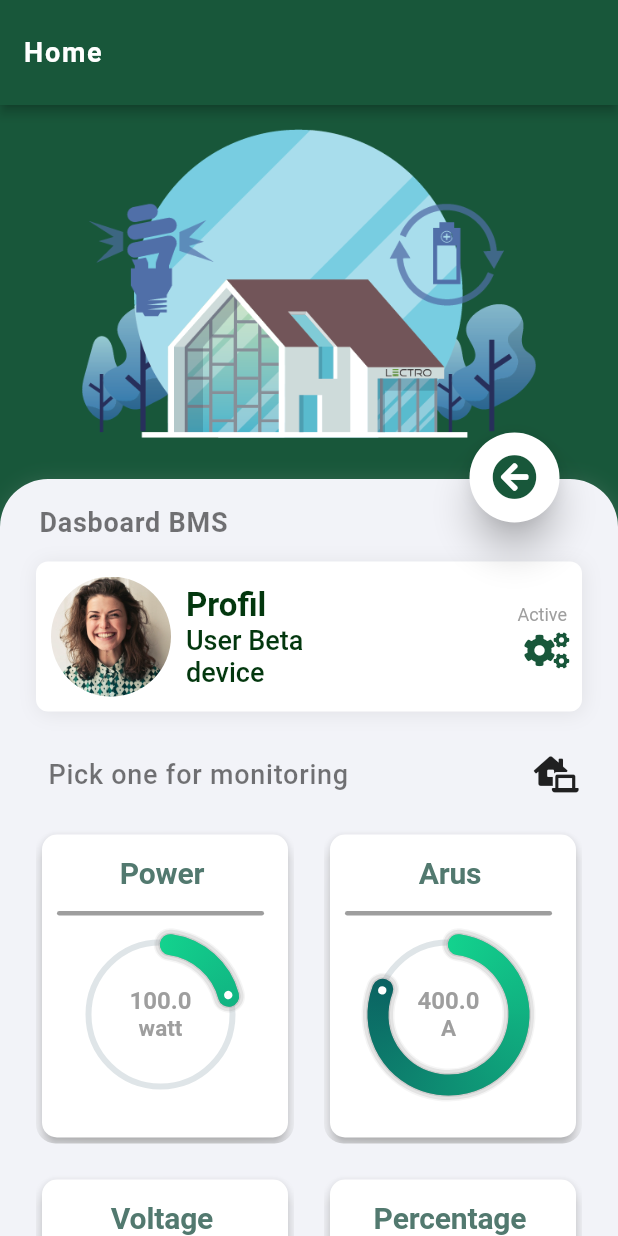
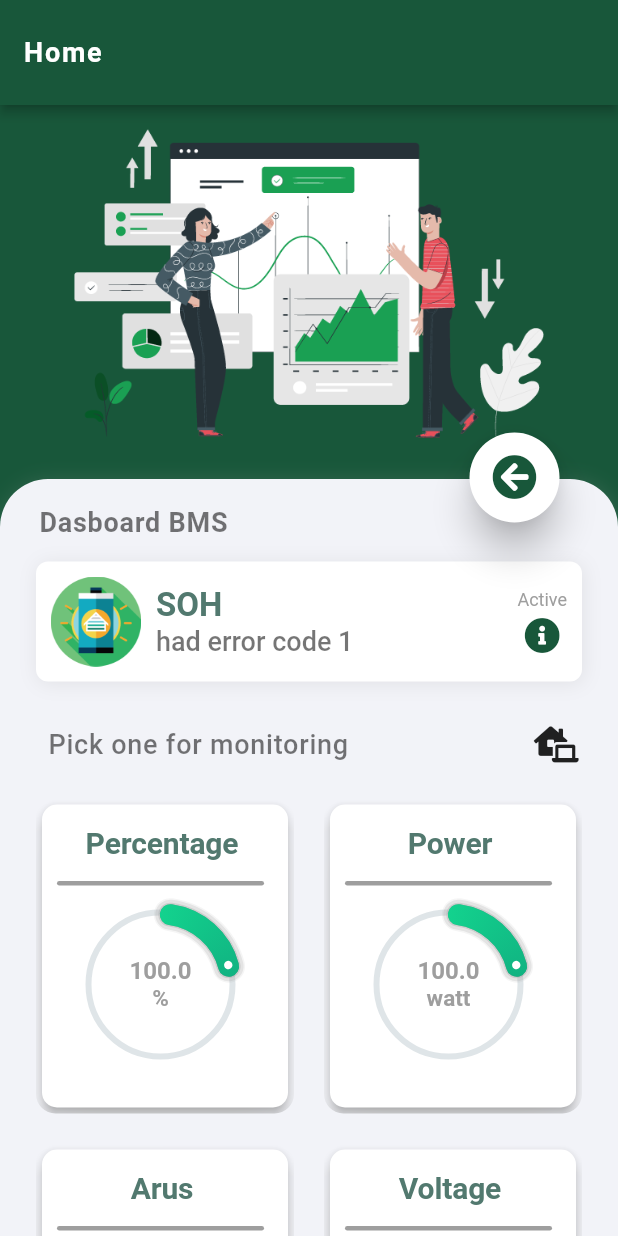
Before and after one commit to ngodings/lectro-draft, a Flutter app: the BMSHome screen opened directly, on a phone screen of 412 x 824 dp. Run offline on Flutter 3.47's test engine with Material 2 defaults, Android fonts, the phone set to English and light mode, and no system bars; our stand-ins replace awesome_dialog, convex_bottom_bar, flutter_spinbox, flutter_swiper_null_safety, font_awesome_flutter, percent_indicator; missing offline and left inert: rolling_switch.

Commit message:
update profil

```diff
--- a/lib/screen/bms/home.dart
+++ b/lib/screen/bms/home.dart
@@ -57,7 +57,7 @@ class _BMSHomeState extends State<BMSHome> {
                   ),
                   AspectRatio(
                     aspectRatio: 2.0,
-                    child: Image.asset('assets/images/home.png'),
+                    child: Image.asset('assets/images/welcome.png'),
                   ),
                 ],
               ),
@@ -110,46 +110,32 @@ class _BMSHomeState extends State<BMSHome> {
                         Padding(
                           padding: const EdgeInsets.only(
                               left: 16, right: 16, bottom: 10),
-                          child: ProfilCard(
-                            images: "assets/images/p1.jpg",
-                            titleCard: "Profil",
-                            titleText: "User Beta",
-                            subText: "device",
+                          child: StatusWidget(
+                            images: "assets/images/battery-green.png",
+                            titleCard: "SOH",
+                            titleText: "had error code 1",
                             status: "Active",
                             press: () {
                               AwesomeDialog(
-                                context: context,
-                                animType: AnimType.SCALE,
-                                dialogType: DialogType.INFO,
-                                keyboardAware: true,
-                                //btnOkOnPress: () {},
-                                body: Padding(
-                                  padding: const EdgeInsets.all(8.0),
-                                  child: Column(
-                                    children: <Widget>[
-                                      Text(
-                                        'Form Data',
-                                        style: Theme.of(context)
-                                            .textTheme
-                                            .headline6,
-                                      ),
-                                      const SizedBox(
-                                        height: 10,
-                                      ),
-                                      buildSelect(),
-                                      const SizedBox(
-                                        height: 10,
-                                      ),
-                                      AnimatedButton(
-                                          isFixedHeight: false,
-                                          text: 'Submit',
-                                          pressEvent: () {
-                                            Navigator.pop(context, false);
-                                          })
-                                    ],
-                                  ),
-                                ),
-                              ).show();
+                                      context: context,
+                                      animType: AnimType.LEFTSLIDE,
+                                      headerAnimationLoop: false,
+                                      dialogType: DialogType.ERROR,
+                                      showCloseIcon: true,
+                                      title: 'Error Code',
+                                      desc: 'Overcharging!',
+                                      btnCancelIcon: Icons.cancel,
+                                      btnCancelOnPress: () {},
+                                      btnCancelText: "OK"
+                                      // btnOkOnPress: () {},
+                                      // btnOkIcon: Icons.check_circle,
+                                      // onDissmissCallback: (type) {
+                                      //   debugPrint(
+                                      //       'Dialog Dissmiss from callback $type');
+                                      // },
+                                      )
+                                  .show();
+                              ;
                             },
                           ),
                         ),
@@ -163,6 +149,12 @@ class _BMSHomeState extends State<BMSHome> {
                             spacing: 20,
                             runSpacing: 20,
                             children: const <Widget>[
+                              Monitor(
+                                title: "Percentage",
+                                batasAtas: 100,
+                                batasBawah: 500,
+                                satuan: "%",
+                              ),
                               Monitor(
                                 title: "Power",
                                 batasAtas: 100,
@@ -180,12 +172,6 @@ class _BMSHomeState extends State<BMSHome> {
                                 batasAtas: 250,
                                 batasBawah: 500,
                                 satuan: "Volt",
-                              ),
-                              Monitor(
-                                title: "Percentage",
-                                batasAtas: 100,
-                                batasBawah: 500,
-                                satuan: "%",
                               ),
                             ],
                           ),
--- a/lib/widgets/profil_card.dart
+++ b/lib/widgets/profil_card.dart
@@ -114,3 +114,99 @@ class ProfilCard extends StatelessWidget {
     );
   }
 }
+
+class StatusWidget extends StatelessWidget {
+  final String? images;
+  final String? titleCard;
+  final String? titleText;
+  final String? status;
+  final VoidCallback? press;
+
+  const StatusWidget({
+    Key? key,
+    this.images,
+    this.titleCard,
+    this.titleText,
+    this.status,
+    this.press,
+  }) : super(key: key);
+
+  @override
+  Widget build(BuildContext context) {
+    return Stack(
+      children: [
+        Container(
+          padding: const EdgeInsets.all(kDefaultPadding / 2),
+          decoration: BoxDecoration(
+            color: Colors.white,
+            borderRadius: const BorderRadius.only(
+                topLeft: Radius.circular(8.0),
+                bottomLeft: Radius.circular(8.0),
+                bottomRight: Radius.circular(8.0),
+                topRight: Radius.circular(8.0)),
+            boxShadow: <BoxShadow>[
+              BoxShadow(
+                  color: Colors.grey.withOpacity(0.2),
+                  offset: const Offset(1.1, 1.1),
+                  blurRadius: 10.0),
+            ],
+          ),
+          child: Column(
+            children: [
+              Row(
+                children: [
+                  Image.asset(
+                    "$images",
+                    width: 60,
+                    height: 60,
+                  ),
+                  const SizedBox(width: kDefaultPadding / 2),
+                  Expanded(
+                    child: Text.rich(
+                      TextSpan(
+                        text: "$titleCard \n",
+                        style: const TextStyle(
+                          fontSize: 22,
+                          fontWeight: FontWeight.w700,
+                          color: Color(0xFF52796F),
+                        ),
+                        children: [
+                          TextSpan(
+                            text: "$titleText",
+                            style: const TextStyle(
+                              fontSize: 18,
+                              fontWeight: FontWeight.w500,
+                              color: Colors.black54,
+                            ),
+                          ),
+                        ],
+                      ),
+                    ),
+                  ),
+                  Column(
+                    children: [
+                      Text(
+                        "$status",
+                        style: Theme.of(context).textTheme.caption!.copyWith(
+                              color: Colors.grey,
+                            ),
+                      ),
+                      const SizedBox(height: 5),
+                      InkWell(
+                        onTap: press,
+                        child: const Icon(
+                          FontAwesomeIcons.infoCircle,
+                          color: darkGreen,
+                        ),
+                      )
+                    ],
+                  ),
+                ],
+              ),
+            ],
+          ),
+        )
+      ],
+    );
+  }
+}
```
Also changed, not shown: assets/images/battery-green.png (added), assets/images/monitoring.png.
